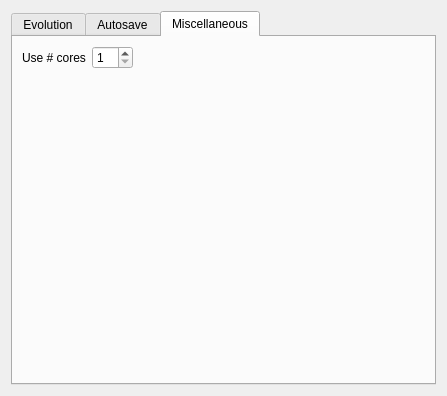
Qt form optionsform.ui (superkartoffel/evo-cubist) before a commit.
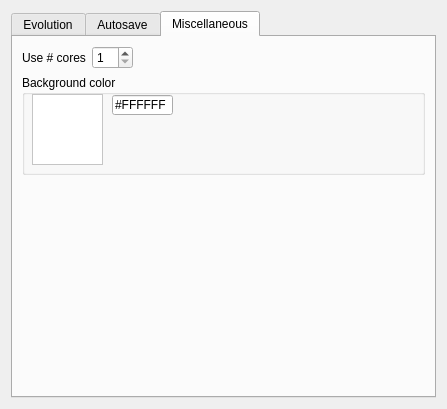
The same form after that commit. The open tabs and pages were chosen to show the change. Icons and pictures are not drawn.

Commit message: Vorbereitungen fuer ColorPicker getroffen.

```diff
--- a/optionsform.ui
+++ b/optionsform.ui
@@ -7,7 +7,7 @@
     <x>0</x>
     <y>0</y>
     <width>427</width>
-    <height>396</height>
+    <height>409</height>
    </rect>
   </property>
   <property name="windowTitle">
@@ -715,7 +715,7 @@
          </property>
         </spacer>
        </item>
-       <item row="1" column="0">
+       <item row="2" column="0">
         <spacer name="verticalSpacer_3">
          <property name="orientation">
           <enum>Qt::Vertical</enum>
@@ -749,6 +749,51 @@
          </item>
         </layout>
        </item>
+       <item row="1" column="0" colspan="2">
+        <widget class="QGroupBox" name="groupBox_3">
+         <property name="minimumSize">
+          <size>
+           <width>30</width>
+           <height>100</height>
+          </size>
+         </property>
+         <property name="title">
+          <string>Background color</string>
+         </property>
+         <widget class="QFrame" name="backgroundColorFrame">
+          <property name="geometry">
+           <rect>
+            <x>10</x>
+            <y>19</y>
+            <width>71</width>
+            <height>71</height>
+           </rect>
+          </property>
+          <property name="styleSheet">
+           <string notr="true">background-color: White</string>
+          </property>
+          <property name="frameShape">
+           <enum>QFrame::StyledPanel</enum>
+          </property>
+          <property name="frameShadow">
+           <enum>QFrame::Plain</enum>
+          </property>
+         </widget>
+         <widget class="QLineEdit" name="backgroundColorLineEdit">
+          <property name="geometry">
+           <rect>
+            <x>90</x>
+            <y>20</y>
+            <width>61</width>
+            <height>20</height>
+           </rect>
+          </property>
+          <property name="text">
+           <string>#FFFFFF</string>
+          </property>
+         </widget>
+        </widget>
+       </item>
       </layout>
      </widget>
     </widget>
```
The commit also changes 2 other files.
